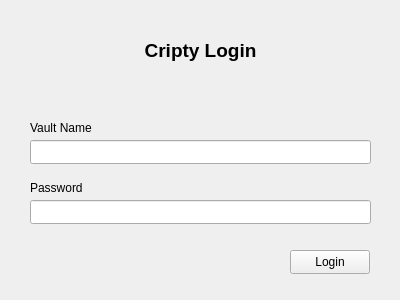
SamuGallo-06/cripty, file ui/login.ui: the form before one commit.
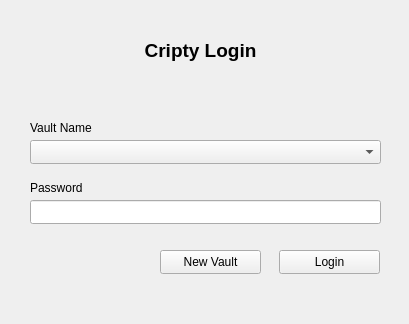
The form after the commit. Icons and pictures are not drawn.

Commit message: added delete vault option, added security key file to vaults, reorganized directories, updated README.md

Patch:
```diff
--- a/ui/login.ui
+++ b/ui/login.ui
@@ -6,8 +6,8 @@
    <rect>
     <x>0</x>
     <y>0</y>
-    <width>400</width>
-    <height>300</height>
+    <width>409</width>
+    <height>324</height>
    </rect>
   </property>
   <property name="windowTitle">
@@ -26,16 +26,6 @@
     <string>&lt;html&gt;&lt;head/&gt;&lt;body&gt;&lt;p align=&quot;center&quot;&gt;&lt;span style=&quot; font-size:14pt; font-weight:700;&quot;&gt;Cripty Login&lt;/span&gt;&lt;/p&gt;&lt;/body&gt;&lt;/html&gt;</string>
    </property>
   </widget>
-  <widget class="QLineEdit" name="vaultNameInput">
-   <property name="geometry">
-    <rect>
-     <x>30</x>
-     <y>140</y>
-     <width>341</width>
-     <height>24</height>
-    </rect>
-   </property>
-  </widget>
   <widget class="QLabel" name="label_2">
    <property name="geometry">
     <rect>
@@ -67,7 +57,7 @@
     <rect>
      <x>30</x>
      <y>200</y>
-     <width>341</width>
+     <width>351</width>
      <height>24</height>
     </rect>
    </property>
@@ -75,14 +65,43 @@
   <widget class="QPushButton" name="loginButton">
    <property name="geometry">
     <rect>
-     <x>290</x>
+     <x>279</x>
      <y>250</y>
-     <width>80</width>
+     <width>101</width>
      <height>24</height>
     </rect>
    </property>
    <property name="text">
     <string>Login</string>
+   </property>
+   <property name="icon">
+    <iconset theme="QIcon::ThemeIcon::DialogPassword"/>
+   </property>
+  </widget>
+  <widget class="QComboBox" name="vaultNameInput">
+   <property name="geometry">
+    <rect>
+     <x>30</x>
+     <y>140</y>
+     <width>351</width>
+     <height>24</height>
+    </rect>
+   </property>
+  </widget>
+  <widget class="QPushButton" name="newVaultButton">
+   <property name="geometry">
+    <rect>
+     <x>160</x>
+     <y>250</y>
+     <width>101</width>
+     <height>24</height>
+    </rect>
+   </property>
+   <property name="text">
+    <string>New Vault</string>
+   </property>
+   <property name="icon">
+    <iconset theme="QIcon::ThemeIcon::ListAdd"/>
    </property>
   </widget>
  </widget>
```
The commit also changes 13 other files.
